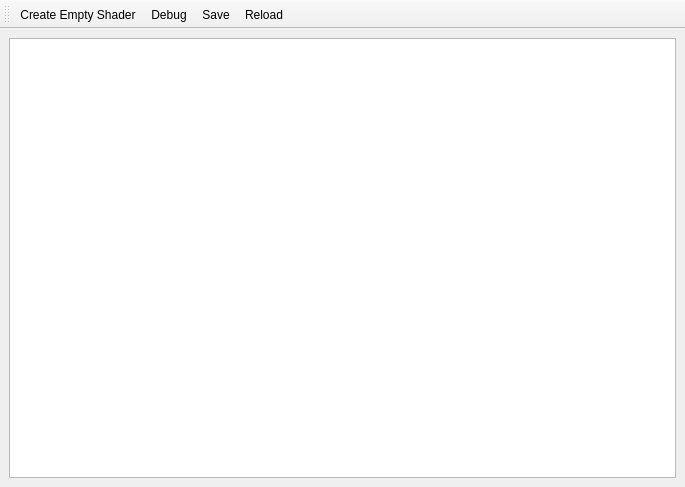
Old version of the form plugins/osgearth/ShaderEditorDialog.ui in the repository aroth-fastprotect/sgi.
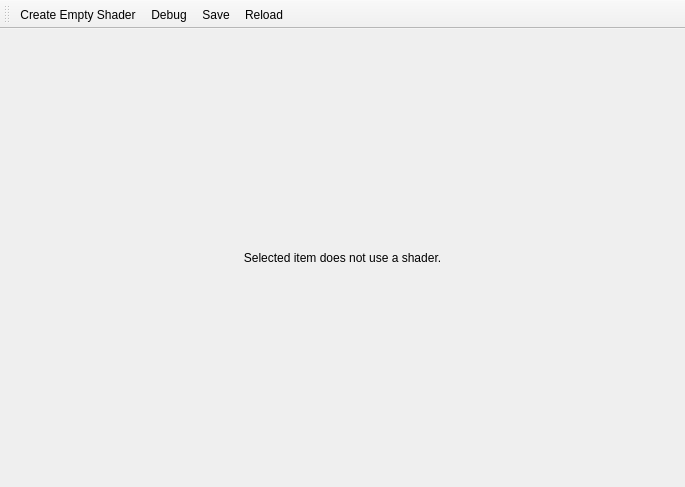
New version of the form. The open tabs and pages were chosen to show the change. Icons and pictures are not drawn.

Commit message: allow to reload the shader log data

The edit to the form file:
```diff
--- a/plugins/osgearth/ShaderEditorDialog.ui
+++ b/plugins/osgearth/ShaderEditorDialog.ui
@@ -208,13 +208,6 @@
         </item>
        </layout>
       </widget>
-      <widget class="QWidget" name="tabInfoLog">
-       <layout class="QVBoxLayout" name="verticalLayout_6">
-        <item>
-         <widget class="QTextEdit" name="infoLog"/>
-        </item>
-       </layout>
-      </widget>
      </widget>
     </item>
    </layout>
```
Left out of the diff: 2 changed lines with no effect on the pictures. The commit also changes 2 other files.
